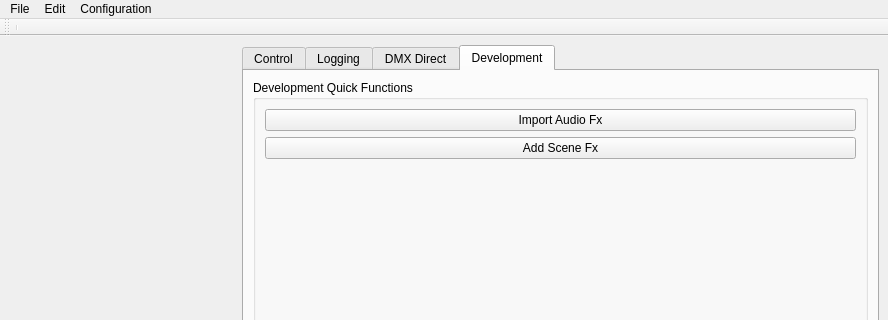
Before: the Qt Designer form StageRunner/gui/stagerunnermainwin.ui in Pit1966/StageRunner, drawn with Qt 5; both pictures show x 0 to 888 and y 0 to 320 of the 888 by 712 pixel window.
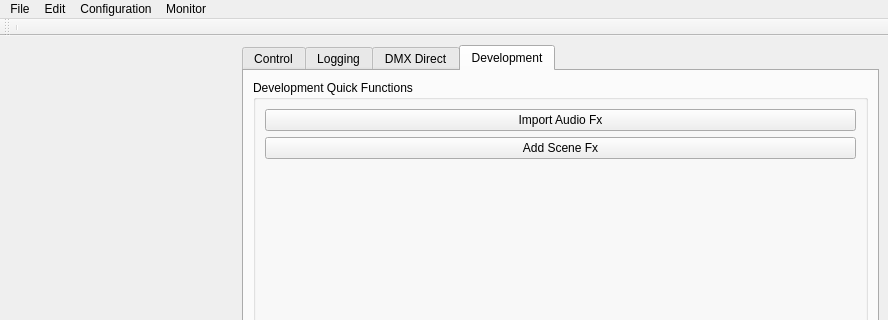
After: the same form once the commit is applied. Icons and pictures are not drawn. Custom widgets are drawn as their Qt base class.

The edit to the form file:
```diff
--- a/StageRunner/gui/stagerunnermainwin.ui
+++ b/StageRunner/gui/stagerunnermainwin.ui
@@ -215,9 +215,17 @@
     </property>
     <addaction name="actionSetup"/>
    </widget>
+   <widget class="QMenu" name="menuMonitor">
+    <property name="title">
+     <string>Monitor</string>
+    </property>
+    <addaction name="actionDMX_Input"/>
+    <addaction name="actionDMX_Output"/>
+   </widget>
    <addaction name="menuFile"/>
    <addaction name="menuEdit"/>
    <addaction name="menuConfiguration"/>
+   <addaction name="menuMonitor"/>
   </widget>
   <widget class="QStatusBar" name="statusbar"/>
   <widget class="QToolBar" name="toolBar">
```
Left out of the diff: 10 changed lines with no effect on the pictures.
